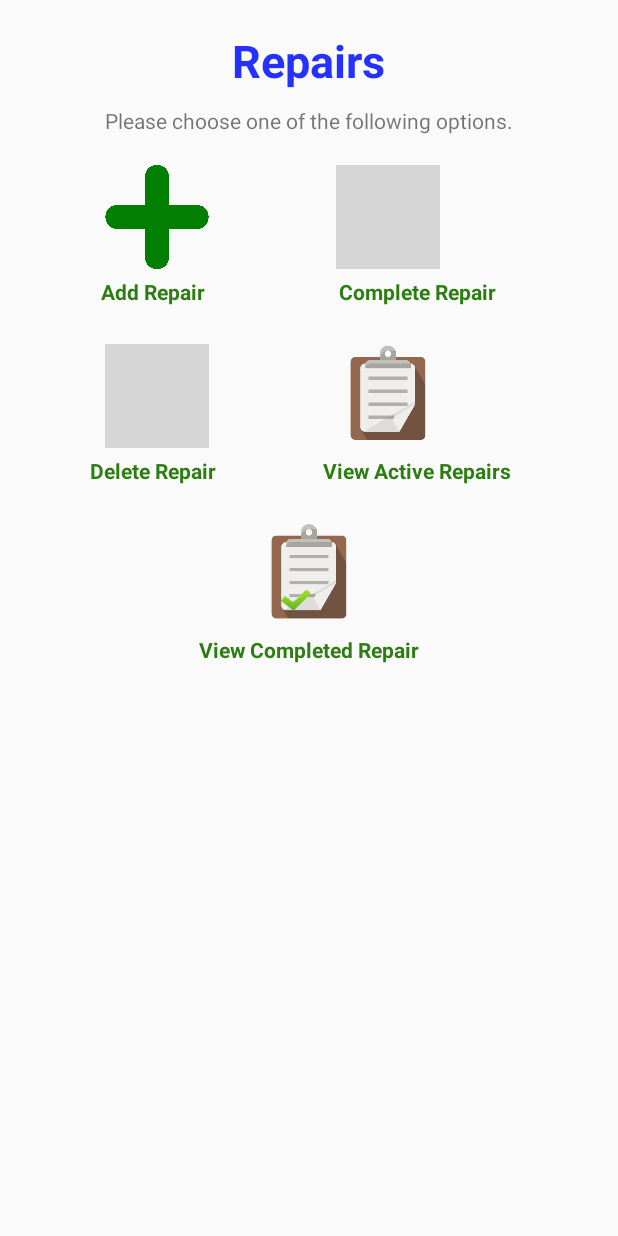
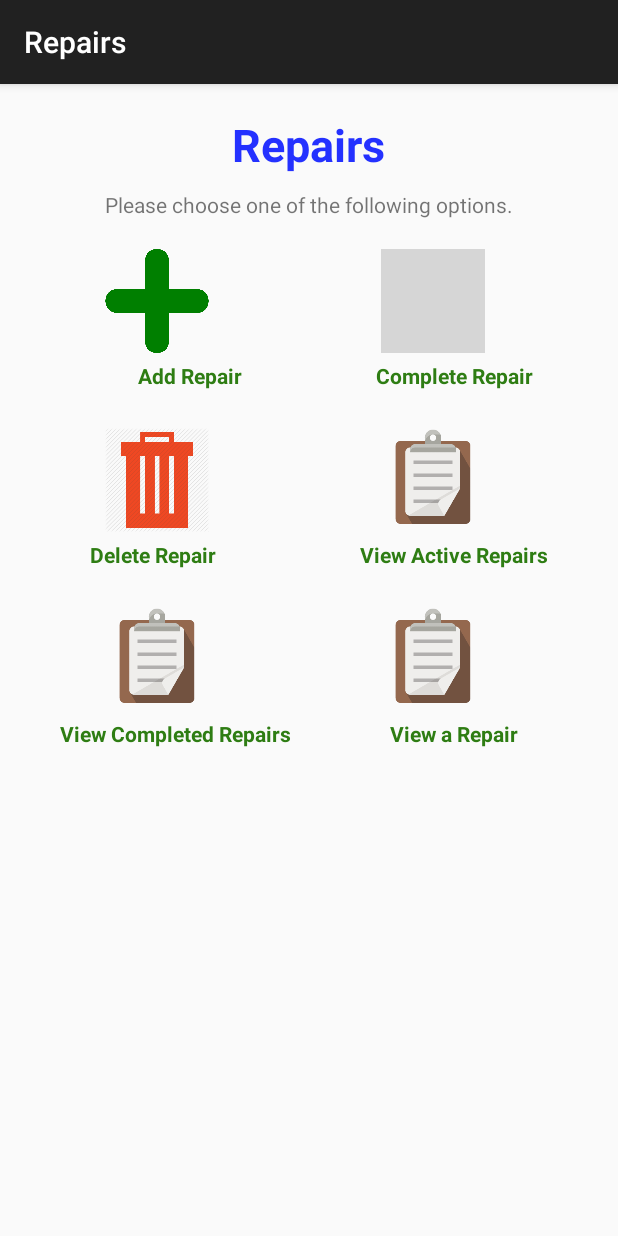
Before and after one commit to jahuey777/SoftwareProject540, an Android app: the Repairs screen opened directly, with no data from a screen before it, on a phone screen of 412 x 824 dp. Run offline under Robolectric (Android 15) with nearby library versions, the light colour scheme and no system bars; grey boxes are pictures that could not be loaded.

Commit message:
adding all the changes we made

```diff
--- a/Bikes/app/src/main/res/layout-land/repairs_layout.xml
+++ b/Bikes/app/src/main/res/layout-land/repairs_layout.xml
@@ -1,8 +1,3 @@
-<ScrollView
-    xmlns:android="http://schemas.android.com/apk/res/android"
-    android:id="@+id/ScrollView01" android:layout_width="fill_parent"
-    android:layout_height="fill_parent"
-    >
 <LinearLayout
     xmlns:android="http://schemas.android.com/apk/res/android"
     android:layout_width="match_parent"
@@ -11,6 +6,7 @@
     android:baselineAligned="true"
     android:gravity="center_horizontal"
     android:weightSum="1">
+
 
     <TextView
         android:layout_marginTop="20dp"
@@ -34,7 +30,7 @@
         android:layout_width="match_parent"
         android:layout_height="match_parent"
         android:columnCount="3"
-        android:rowCount="3">
+        android:rowCount="6">
 
 
         <ImageButton
@@ -53,7 +49,7 @@
             android:layout_width="69dp"
             android:layout_height="69dp"
             android:id="@+id/CompletedRepair"
-            android:layout_marginLeft="125dp"
+            android:layout_marginLeft="70dp"
             android:background="#00ffffff"
             android:src="@drawable/completed"
             android:scaleType="fitCenter" />
@@ -63,8 +59,8 @@
             android:layout_width="69dp"
             android:layout_height="69dp"
             android:id="@+id/DeleteRepair"
-            android:layout_marginLeft="110dp"
-            android:src="@drawable/deleterepair"
+            android:layout_marginLeft="95dp"
+            android:src="@drawable/repairdelete"
             android:background="#00ffffff"
             android:scaleType="fitCenter" />
 
@@ -78,7 +74,7 @@
             android:id="@+id/textview"
             android:gravity="center_vertical"
             android:textColor="#ff2e7d13"
-            android:layout_marginLeft="60dp" />
+            android:layout_marginLeft="30dp" />
 
         <TextView
             android:layout_width="wrap_content"
@@ -90,7 +86,7 @@
             android:id="@+id/textview1"
             android:gravity="center_vertical"
             android:textColor="#ff2e7d13"
-            android:layout_marginLeft="110dp" />
+            android:layout_marginLeft="50dp" />
 
         <TextView
             android:layout_width="wrap_content"
@@ -102,48 +98,52 @@
             android:id="@+id/textview2"
             android:gravity="center_vertical"
             android:textColor="#ff2e7d13"
-            android:layout_marginLeft="40dp" />
-    </GridLayout>
+            android:layout_marginLeft="10dp" />
 
-    <GridLayout
-        android:layout_width="match_parent"
-        android:layout_height="wrap_content"
-        android:columnCount="2"
-        android:rowCount="2">
 
 
         <ImageButton
-            android:layout_marginTop="20dp"
             android:layout_width="69dp"
             android:layout_height="69dp"
             android:id="@+id/ViewActiveRepairs"
-            android:layout_marginLeft="170dp"
+            android:layout_marginLeft="60dp"
             android:src="@drawable/clipboard"
             android:scaleType="fitCenter"
-            android:background="#00ffffff" />
+            android:background="#00ffffff"
+            android:layout_marginTop="20dp" />
 
 
         <ImageButton
-            android:layout_marginTop="20dp"
             android:layout_width="69dp"
             android:layout_height="69dp"
             android:id="@+id/ViewPendingRepairs"
             android:background="#00ffffff"
             android:scaleType="fitCenter"
             android:src="@drawable/clipboard"
-            android:layout_marginLeft="90dp" />
+            android:layout_marginLeft="70dp"
+            android:layout_marginTop="20dp" />
+
+        <ImageButton
+            android:layout_width="69dp"
+            android:layout_height="69dp"
+            android:id="@+id/ViewARepair"
+            android:background="#00ffffff"
+            android:scaleType="fitCenter"
+            android:src="@drawable/clipboard"
+            android:layout_marginLeft="90dp"
+            android:layout_marginTop="20dp" />
 
         <TextView
             android:layout_width="wrap_content"
             android:layout_height="30dp"
-            android:text="View Completed Repair"
+            android:text="View Completed Repairs"
             android:singleLine="false"
             android:textStyle="bold"
             android:layout_gravity="center_horizontal"
             android:id="@+id/textview4"
             android:gravity="center_vertical"
             android:textColor="#ff2e7d13"
-            android:layout_marginLeft="140dp" />
+            android:layout_marginLeft="20dp" />
 
         <TextView
             android:layout_width="wrap_content"
@@ -155,8 +155,18 @@
             android:id="@+id/textview3"
             android:gravity="center_vertical"
             android:textColor="#ff2e7d13"
-            android:layout_marginRight="60dp" />
+            android:layout_marginLeft="40dp" />
 
+        <TextView
+            android:layout_width="wrap_content"
+            android:layout_height="30dp"
+            android:text="View a Repair"
+            android:singleLine="false"
+            android:textStyle="bold"
+            android:layout_gravity="center_horizontal"
+            android:id="@+id/textview5"
+            android:gravity="center_vertical"
+            android:textColor="#ff2e7d13" />
 
 
     </GridLayout>
@@ -164,5 +174,6 @@
 
 
 
+
+
 </LinearLayout>
-    </ScrollView>
--- a/Bikes/app/src/main/res/layout/repairs_layout.xml
+++ b/Bikes/app/src/main/res/layout/repairs_layout.xml
@@ -29,7 +29,7 @@
         android:layout_width="match_parent"
         android:layout_height="match_parent"
         android:columnCount="2"
-        android:rowCount="3">
+        android:rowCount="6">
 
 
         <ImageButton
@@ -48,7 +48,7 @@
             android:layout_width="69dp"
             android:layout_height="69dp"
             android:id="@+id/CompletedRepair"
-            android:layout_marginLeft="80dp"
+            android:layout_marginLeft="60dp"
             android:background="#00ffffff"
             android:src="@drawable/completed"
             android:scaleType="fitCenter" />
@@ -82,19 +82,19 @@
             android:layout_height="69dp"
             android:id="@+id/DeleteRepair"
             android:layout_marginLeft="70dp"
-            android:src="@drawable/deleterepair"
+            android:src="@drawable/repairdelete"
             android:background="#00ffffff"
             android:scaleType="fitCenter" />
 
         <ImageButton
-            android:layout_marginTop="20dp"
             android:layout_width="69dp"
             android:layout_height="69dp"
             android:id="@+id/ViewActiveRepairs"
-            android:layout_marginLeft="80dp"
+            android:layout_marginLeft="60dp"
             android:src="@drawable/clipboard"
             android:scaleType="fitCenter"
-            android:background="#00ffffff" />
+            android:background="#00ffffff"
+            android:layout_marginTop="20dp" />
 
         <TextView
             android:layout_width="wrap_content"
@@ -106,7 +106,7 @@
             android:id="@+id/textview2"
             android:gravity="center_vertical"
             android:textColor="#ff2e7d13"
-            android:layout_marginLeft="60dp" />
+            android:layout_marginLeft="10dp" />
 
         <TextView
             android:layout_width="wrap_content"
@@ -119,29 +119,52 @@
             android:gravity="center_vertical"
             android:textColor="#ff2e7d13" />
 
-
-    </GridLayout>
-
-
         <ImageButton
-        android:layout_marginTop="20dp"
             android:layout_width="69dp"
             android:layout_height="69dp"
             android:id="@+id/ViewPendingRepairs"
             android:background="#00ffffff"
             android:scaleType="fitCenter"
-        android:src="@drawable/completedrepairs"/>
+            android:src="@drawable/clipboard"
+            android:layout_marginLeft="70dp"
+            android:layout_marginTop="20dp" />
+
+        <ImageButton
+            android:layout_width="69dp"
+            android:layout_height="69dp"
+            android:id="@+id/ViewARepair"
+            android:background="#00ffffff"
+            android:scaleType="fitCenter"
+            android:src="@drawable/clipboard"
+            android:layout_marginLeft="60dp"
+            android:layout_marginTop="20dp" />
 
         <TextView
             android:layout_width="wrap_content"
             android:layout_height="30dp"
-        android:text="View Completed Repair"
+            android:text="View Completed Repairs"
             android:singleLine="false"
             android:textStyle="bold"
             android:layout_gravity="center_horizontal"
             android:id="@+id/textview4"
             android:gravity="center_vertical"
+            android:textColor="#ff2e7d13"
+            android:layout_marginLeft="40dp" />
+
+        <TextView
+            android:layout_width="wrap_content"
+            android:layout_height="30dp"
+            android:text="View a Repair"
+            android:singleLine="false"
+            android:textStyle="bold"
+            android:layout_gravity="center_horizontal"
+            android:id="@+id/textview5"
+            android:gravity="center_vertical"
             android:textColor="#ff2e7d13" />
+
+
+    </GridLayout>
+
 
 
 
```
Also changed, not shown: Bikes/app/src/main/AndroidManifest.xml (+12 -7 lines), Bikes/app/src/main/java/com/example/jaimejahuey/bikes/MySQLiteHelper.java (+49 -1 lines), Bikes/app/src/main/java/com/example/jaimejahuey/bikes/Repairs.java (+71 -13 lines), Bikes/app/src/main/java/com/example/jaimejahuey/bikes/singleRepair.java (added, +129 -0 lines), Bikes/app/src/main/res/layout/single_repair.xml (added, +151 -0 lines), Bikes/app/src/main/res/drawable-hdpi/repairdelete.png (renamed from Bikes/app/src/main/res/drawable-hdpi/deleteRepair.png). Lines whose indentation alone changed are shown as unchanged.
